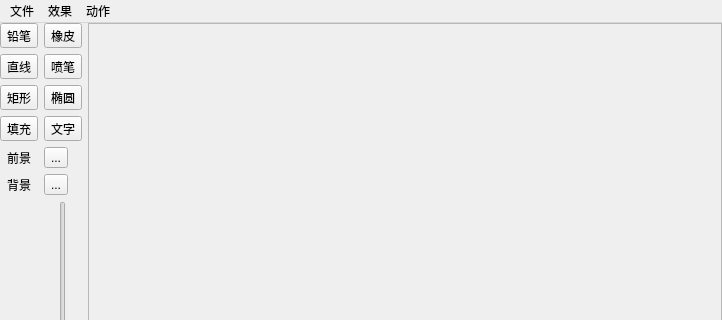
This is ui/mainwindow.ui in jinyu121/iPainter as Qt 5 draws it before an edit; both pictures show x 0 to 722 and y 0 to 320 of the 722 by 596 pixel window. The edited form follows.
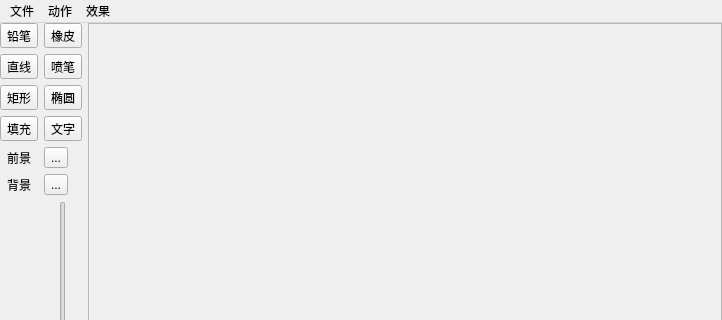
This is the edited form.

Commit message: 调整菜单顺序

```diff
--- a/ui/mainwindow.ui
+++ b/ui/mainwindow.ui
@@ -263,8 +263,8 @@
     <addaction name="action__action_redo"/>
    </widget>
    <addaction name="menu_file"/>
-   <addaction name="menu_filter"/>
    <addaction name="menu"/>
+   <addaction name="menu_filter"/>
   </widget>
   <widget class="QStatusBar" name="statusBar"/>
   <action name="action__file_open">
```
